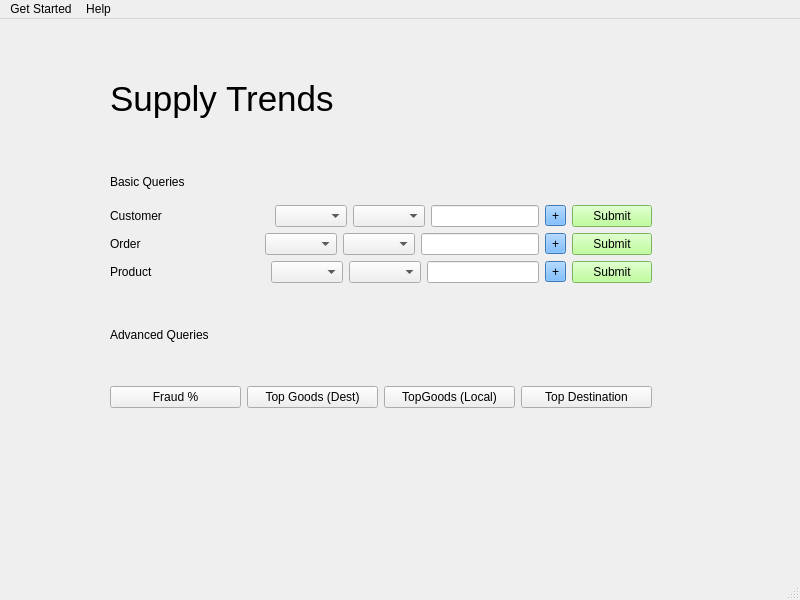
Qt form mainPage.ui (Leoyang158/SupplyChain_CSCE310) before a commit.
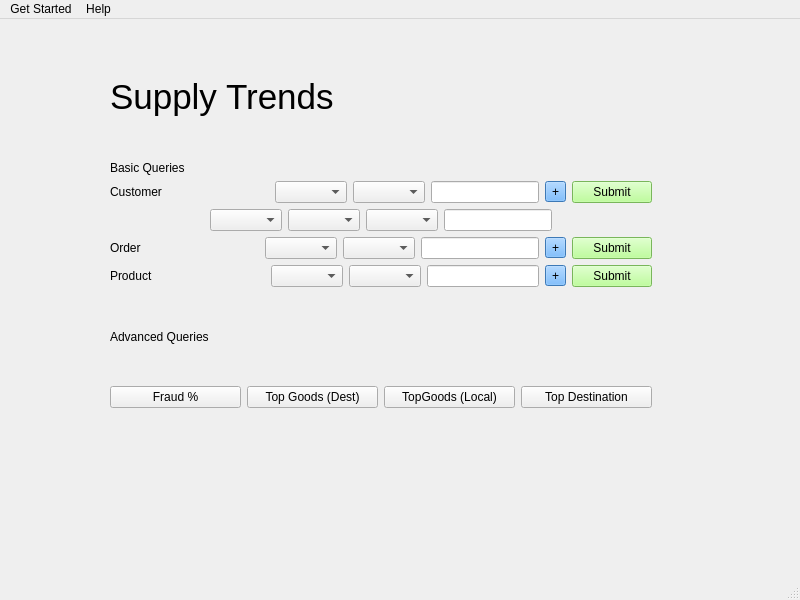
The same form after that commit.

```diff
--- a/mainPage.ui
+++ b/mainPage.ui
@@ -46,16 +46,6 @@
      </item>
      <item>
       <layout class="QGridLayout" name="gridLayout">
-       <item row="0" column="0">
-        <widget class="QLabel" name="basicTitle">
-         <property name="styleSheet">
-          <string notr="true">font: 12pt &quot;MS Sans Serif&quot;;</string>
-         </property>
-         <property name="text">
-          <string>Basic Queries</string>
-         </property>
-        </widget>
-       </item>
        <item row="1" column="0">
         <layout class="QHBoxLayout" name="horizontalLayout">
          <item>
@@ -109,60 +99,17 @@
          </item>
         </layout>
        </item>
-       <item row="2" column="0">
-        <layout class="QHBoxLayout" name="horizontalLayout_2">
-         <item>
-          <widget class="QLabel" name="uiOrderLabel">
-           <property name="text">
-            <string>Order</string>
-           </property>
-          </widget>
-         </item>
-         <item>
-          <spacer name="horizontalSpacer">
-           <property name="orientation">
-            <enum>Qt::Horizontal</enum>
-           </property>
-           <property name="sizeHint" stdset="0">
-            <size>
-             <width>40</width>
-             <height>20</height>
-            </size>
-           </property>
-          </spacer>
-         </item>
-         <item>
-          <widget class="QComboBox" name="uiOrderColumn"/>
-         </item>
-         <item>
-          <widget class="QComboBox" name="uiOrderSign"/>
-         </item>
-         <item>
-          <widget class="QLineEdit" name="uiOrderText"/>
-         </item>
-         <item>
-          <widget class="QToolButton" name="uiOrderAdd">
-           <property name="styleSheet">
-            <string notr="true">background-color: rgb(85, 170, 255);</string>
-           </property>
-           <property name="text">
-            <string>+</string>
-           </property>
-          </widget>
-         </item>
-         <item>
-          <widget class="QPushButton" name="uiOrderSubmit">
-           <property name="styleSheet">
-            <string notr="true">background-color: rgb(170, 255, 127);</string>
-           </property>
-           <property name="text">
-            <string>Submit</string>
-           </property>
-          </widget>
-         </item>
-        </layout>
+       <item row="0" column="0">
+        <widget class="QLabel" name="basicTitle">
+         <property name="styleSheet">
+          <string notr="true">font: 12pt &quot;MS Sans Serif&quot;;</string>
+         </property>
+         <property name="text">
+          <string>Basic Queries</string>
+         </property>
+        </widget>
        </item>
-       <item row="3" column="0">
+       <item row="4" column="0">
         <layout class="QHBoxLayout" name="horizontalLayout_3">
          <item>
           <widget class="QLabel" name="uiProductLabel">
@@ -215,6 +162,101 @@
          </item>
         </layout>
        </item>
+       <item row="3" column="0">
+        <layout class="QHBoxLayout" name="horizontalLayout_2">
+         <item>
+          <widget class="QLabel" name="uiOrderLabel">
+           <property name="text">
+            <string>Order</string>
+           </property>
+          </widget>
+         </item>
+         <item>
+          <spacer name="horizontalSpacer">
+           <property name="orientation">
+            <enum>Qt::Horizontal</enum>
+           </property>
+           <property name="sizeHint" stdset="0">
+            <size>
+             <width>40</width>
+             <height>20</height>
+            </size>
+           </property>
+          </spacer>
+         </item>
+         <item>
+          <widget class="QComboBox" name="uiOrderColumn"/>
+         </item>
+         <item>
+          <widget class="QComboBox" name="uiOrderSign"/>
+         </item>
+         <item>
+          <widget class="QLineEdit" name="uiOrderText"/>
+         </item>
+         <item>
+          <widget class="QToolButton" name="uiOrderAdd">
+           <property name="styleSheet">
+            <string notr="true">background-color: rgb(85, 170, 255);</string>
+           </property>
+           <property name="text">
+            <string>+</string>
+           </property>
+          </widget>
+         </item>
+         <item>
+          <widget class="QPushButton" name="uiOrderSubmit">
+           <property name="styleSheet">
+            <string notr="true">background-color: rgb(170, 255, 127);</string>
+           </property>
+           <property name="text">
+            <string>Submit</string>
+           </property>
+          </widget>
+         </item>
+        </layout>
+       </item>
+       <item row="2" column="0">
+        <layout class="QHBoxLayout" name="horizontalLayout_5">
+         <item>
+          <spacer name="horizontalSpacer_4">
+           <property name="orientation">
+            <enum>Qt::Horizontal</enum>
+           </property>
+           <property name="sizeHint" stdset="0">
+            <size>
+             <width>40</width>
+             <height>20</height>
+            </size>
+           </property>
+          </spacer>
+         </item>
+         <item>
+          <widget class="QComboBox" name="uiAddAndCombo"/>
+         </item>
+         <item>
+          <widget class="QComboBox" name="uiAddAttributeCombo"/>
+         </item>
+         <item>
+          <widget class="QComboBox" name="uiAddSignCombo"/>
+         </item>
+         <item>
+          <widget class="QLineEdit" name="uiAddText"/>
+         </item>
+         <item>
+          <spacer name="horizontalSpacer_5">
+           <property name="orientation">
+            <enum>Qt::Horizontal</enum>
+           </property>
+           <property name="sizeHint" stdset="0">
+            <size>
+             <width>40</width>
+             <height>20</height>
+            </size>
+           </property>
+          </spacer>
+         </item>
+        </layout>
+       </item>
       </layout>
      </item>
      <item>
```
